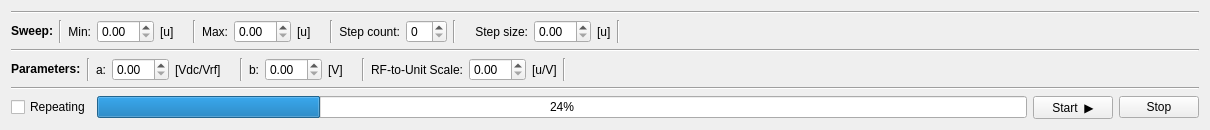
Old version of the form src/layouts/spectrum_control.ui in the repository JJendryka/QMS.
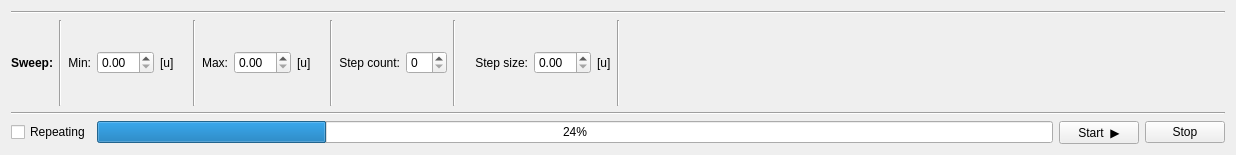
New version of the form.

Commit message: Implement layout review suggestions

Patch:
```diff
--- a/src/layouts/spectrum_control.ui
+++ b/src/layouts/spectrum_control.ui
@@ -6,8 +6,8 @@
    <rect>
     <x>0</x>
     <y>0</y>
-    <width>1210</width>
-    <height>128</height>
+    <width>1236</width>
+    <height>155</height>
    </rect>
   </property>
   <property name="sizePolicy">
@@ -159,125 +159,6 @@
      </item>
     </layout>
    </item>
-   <item>
-    <widget class="Line" name="line_2">
-     <property name="orientation">
-      <enum>Qt::Horizontal</enum>
-     </property>
-    </widget>
-   </item>
-   <item>
-    <layout class="QHBoxLayout" name="horizontalLayout_3" stretch="0,0,0,0,0,0,0,0,0,0,0,0,0,0,5">
-     <item>
-      <widget class="QLabel" name="parameters_label">
-       <property name="text">
-        <string>&lt;html&gt;&lt;head/&gt;&lt;body&gt;&lt;p&gt;&lt;span style=&quot; font-weight:600;&quot;&gt;Parameters:&lt;/span&gt;&lt;/p&gt;&lt;/body&gt;&lt;/html&gt;</string>
-       </property>
-      </widget>
-     </item>
-     <item>
-      <widget class="Line" name="line_12">
-       <property name="orientation">
-        <enum>Qt::Vertical</enum>
-       </property>
-      </widget>
-     </item>
-     <item>
-      <widget class="QLabel" name="a_label">
-       <property name="text">
-        <string>a:</string>
-       </property>
-       <property name="alignment">
-        <set>Qt::AlignRight|Qt::AlignTrailing|Qt::AlignVCenter</set>
-       </property>
-      </widget>
-     </item>
-     <item>
-      <widget class="QDoubleSpinBox" name="a_spinbox"/>
-     </item>
-     <item>
-      <widget class="QLabel" name="a_unit_label">
-       <property name="text">
-        <string>[Vdc/Vrf]    </string>
-       </property>
-      </widget>
-     </item>
-     <item>
-      <widget class="Line" name="line_8">
-       <property name="orientation">
-        <enum>Qt::Vertical</enum>
-       </property>
-      </widget>
-     </item>
-     <item>
-      <widget class="QLabel" name="b_label">
-       <property name="text">
-        <string>b:</string>
-       </property>
-       <property name="alignment">
-        <set>Qt::AlignRight|Qt::AlignTrailing|Qt::AlignVCenter</set>
-       </property>
-      </widget>
-     </item>
-     <item>
-      <widget class="QDoubleSpinBox" name="b_spinbox"/>
-     </item>
-     <item>
-      <widget class="QLabel" name="b_unit_label">
-       <property name="text">
-        <string>[V]    </string>
-       </property>
-      </widget>
-     </item>
-     <item>
-      <widget class="Line" name="line_9">
-       <property name="orientation">
-        <enum>Qt::Vertical</enum>
-       </property>
-      </widget>
-     </item>
-     <item>
-      <widget class="QLabel" name="rf_u_scale_label">
-       <property name="text">
-        <string>RF-to-Unit Scale:</string>
-       </property>
-       <property name="alignment">
-        <set>Qt::AlignRight|Qt::AlignTrailing|Qt::AlignVCenter</set>
-       </property>
-      </widget>
-     </item>
-     <item>
-      <widget class="QDoubleSpinBox" name="rf_u_scale_spinbox"/>
-     </item>
-     <item>
-      <widget class="QLabel" name="rf_u_scale_unit_label">
-       <property name="text">
-        <string>[u/V]</string>
-       </property>
-      </widget>
-     </item>
-     <item>
-      <widget class="Line" name="line_10">
-       <property name="orientation">
-        <enum>Qt::Vertical</enum>
-       </property>
-      </widget>
-     </item>
-     <item>
-      <spacer name="horizontalSpacer_2">
-       <property name="orientation">
-        <enum>Qt::Horizontal</enum>
-       </property>
-       <property name="sizeHint" stdset="0">
-        <size>
-         <width>40</width>
-         <height>20</height>
-        </size>
-       </property>
-      </spacer>
-     </item>
-    </layout>
-   </item>
    <item>
     <widget class="Line" name="line">
      <property name="orientation">
```
The commit also changes 5 other files.
